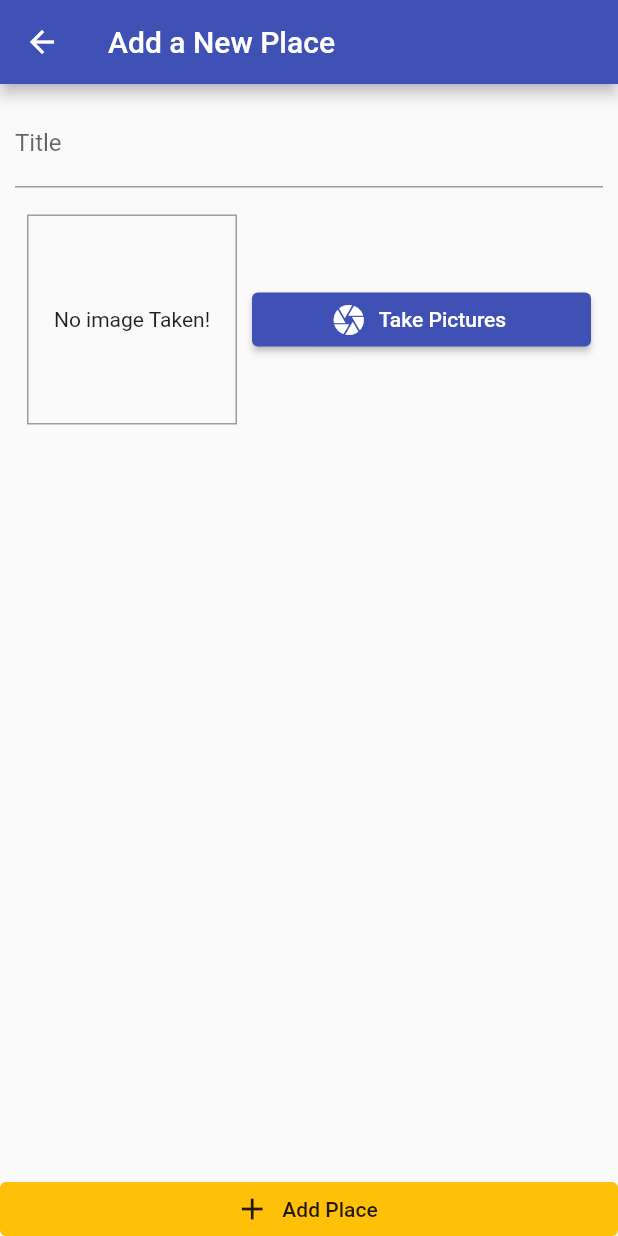
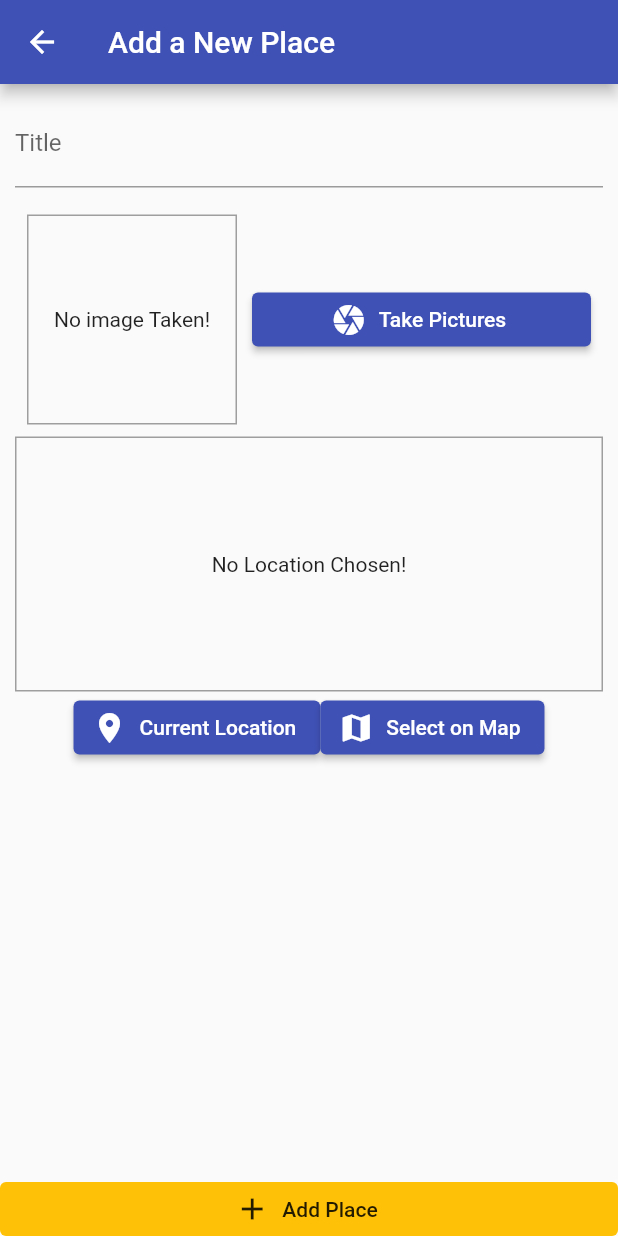
Before and after one commit to garima-pachori/Great-Places-App, a Flutter app: the AddPlacesScreen screen opened by its route, on a phone screen of 412 x 824 dp. Run offline on Flutter 3.47's test engine with Material 2 defaults, Android fonts, the phone set to English and light mode, and no system bars; our stand-ins replace image_picker, sqflite; accounts and stored records are empty.

Commit message:
added location input

```diff
--- a/lib/Screens/add_place.dart
+++ b/lib/Screens/add_place.dart
@@ -1,8 +1,10 @@
 import 'package:flutter/material.dart';
+import 'package:great_places_app/Widgets/location_input.dart';
 import '../Widgets/image_input.dart';
 import 'dart:io';
 import 'package:provider/provider.dart';
 import '../providers/great_places.dart';
+import '../Widgets/image_input.dart';
 
 class AddPlacesScreen extends StatefulWidget {
   const AddPlacesScreen({super.key});
@@ -57,7 +59,8 @@ class _AddPlacesScreenState extends State<AddPlacesScreen> {
                       controller: _titleController,
                     ),
                     const SizedBox(height: 10,),
-                    ImageInput(_selectImage)
+                    ImageInput(_selectImage),
+                    LocationInput()
                   ],
                 ),
               ),
--- /dev/null
+++ b/lib/Widgets/location_input.dart
@@ -0,0 +1,57 @@
+import 'package:flutter/material.dart';
+import 'package:path/path.dart';
+
+class LocationInput extends StatefulWidget {
+  const LocationInput({super.key});
+
+  @override
+  State<LocationInput> createState() => _LocationInputState();
+}
+
+class _LocationInputState extends State<LocationInput> {
+  String ? _previewImageUrl;
+
+  @override
+  Widget build(BuildContext context) {
+    return Column(
+      children: <Widget>[
+        Container(
+          height: 170,
+          width: double.infinity,
+          alignment: Alignment.center,
+          decoration: BoxDecoration(
+            border: Border.all(
+              width: 1,
+              color: Colors.grey
+            )
+          ),
+          child: _previewImageUrl==null
+          ? const Text(
+            'No Location Chosen!',
+            textAlign: TextAlign.center,
+            )
+            : Image.network(
+              _previewImageUrl!,
+              fit: BoxFit.cover,
+              width: double.infinity,
+            )
+        ),
+        Row(
+          mainAxisAlignment: MainAxisAlignment.center,
+          children: <Widget>[
+            ElevatedButton.icon(
+              onPressed: (){},
+              icon: const Icon(Icons.location_on),
+              label: const Text('Current Location'),
+            ),
+              ElevatedButton.icon(
+              onPressed: (){},
+              icon: const Icon(Icons.map),
+              label: const Text('Select on Map')
+            ),
+          ],
+        )
+      ],
+    );
+  }
+}
--- a/pubspec.yaml
+++ b/pubspec.yaml
@@ -40,6 +40,7 @@ dependencies:
   path_provider: ^2.0.13
   path: ^1.8.2
   sqflite: ^2.2.5
+  location: ^4.4.0
 
 dev_dependencies:
   flutter_test:
```
Also changed, not shown: pubspec.lock, 2 other files.
